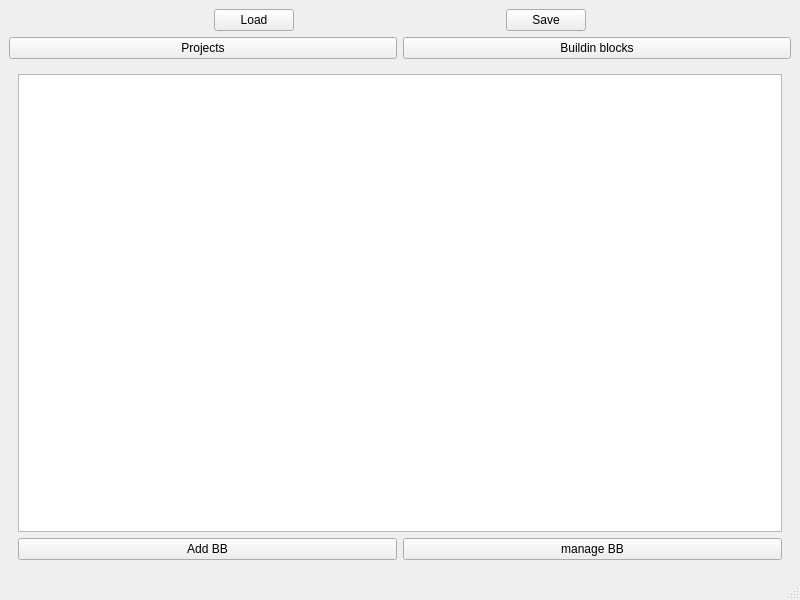
Before: the Qt Designer form src/mainwindow.ui in jfouche/bbm, drawn with Qt 5.
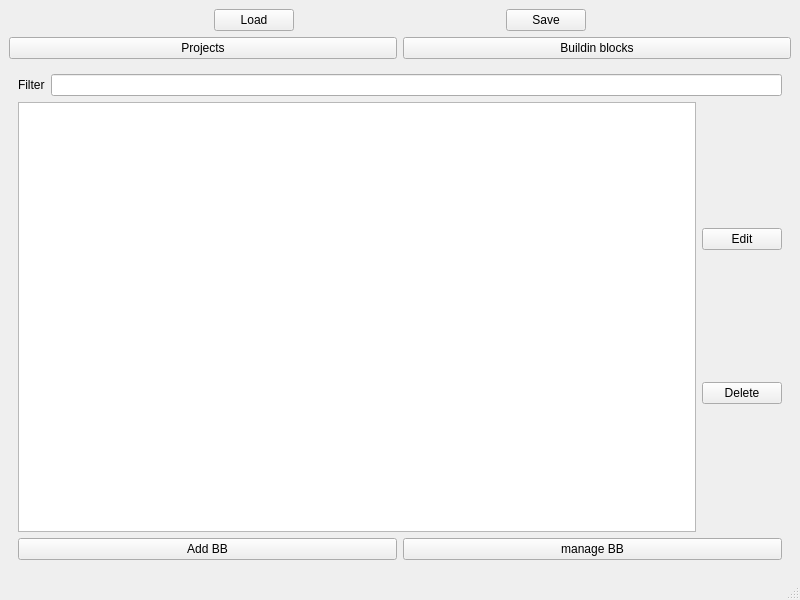
After: the same form once the commit is applied. The open tabs and pages were chosen to show the change.

Commit message: Manage to filter BB in the BB page view

What changed in the file:
```diff
--- a/src/mainwindow.ui
+++ b/src/mainwindow.ui
@@ -171,9 +171,45 @@
       <widget class="QWidget" name="page2">
        <layout class="QVBoxLayout" name="verticalLayout_3">
         <item>
+         <layout class="QHBoxLayout" name="horizontalLayout_6">
+          <item>
+           <widget class="QLabel" name="label">
+            <property name="text">
+             <string>Filter</string>
+            </property>
+           </widget>
+          </item>
+          <item>
+           <widget class="QLineEdit" name="editFilter"/>
+          </item>
+         </layout>
+        </item>
+        <item>
+         <layout class="QHBoxLayout" name="horizontalLayout_8">
+          <item>
          <widget class="QTreeView" name="treeBuildingBlocks"/>
         </item>
         <item>
+           <layout class="QVBoxLayout" name="verticalLayout_4">
+            <item>
+             <widget class="QPushButton" name="pushButton">
+              <property name="text">
+               <string>Edit</string>
+              </property>
+             </widget>
+            </item>
+            <item>
+             <widget class="QPushButton" name="pushButton_2">
+              <property name="text">
+               <string>Delete</string>
+              </property>
+             </widget>
+            </item>
+           </layout>
+          </item>
+         </layout>
+        </item>
+        <item>
          <layout class="QHBoxLayout" name="horizontalLayout_4">
           <item>
            <widget class="QPushButton" name="btnAddBuildingBlock">
```
Left out of the diff: 7 changed lines with no effect on the pictures. Lines whose indentation alone changed are shown as unchanged. The commit also changes 3 other files.
